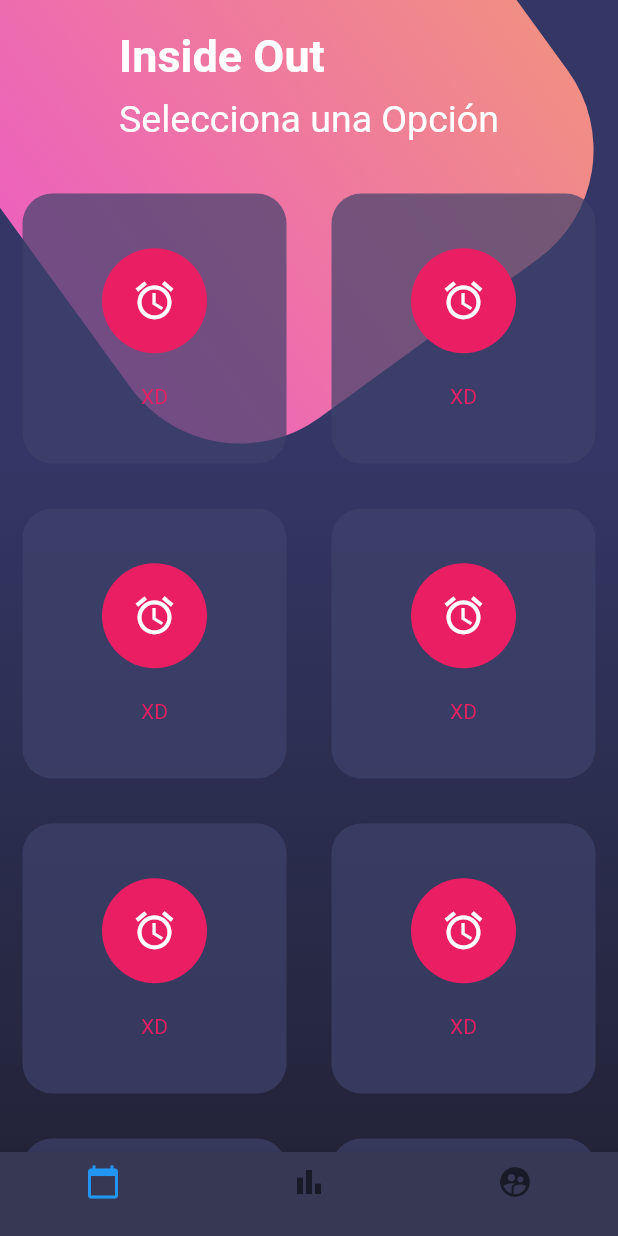
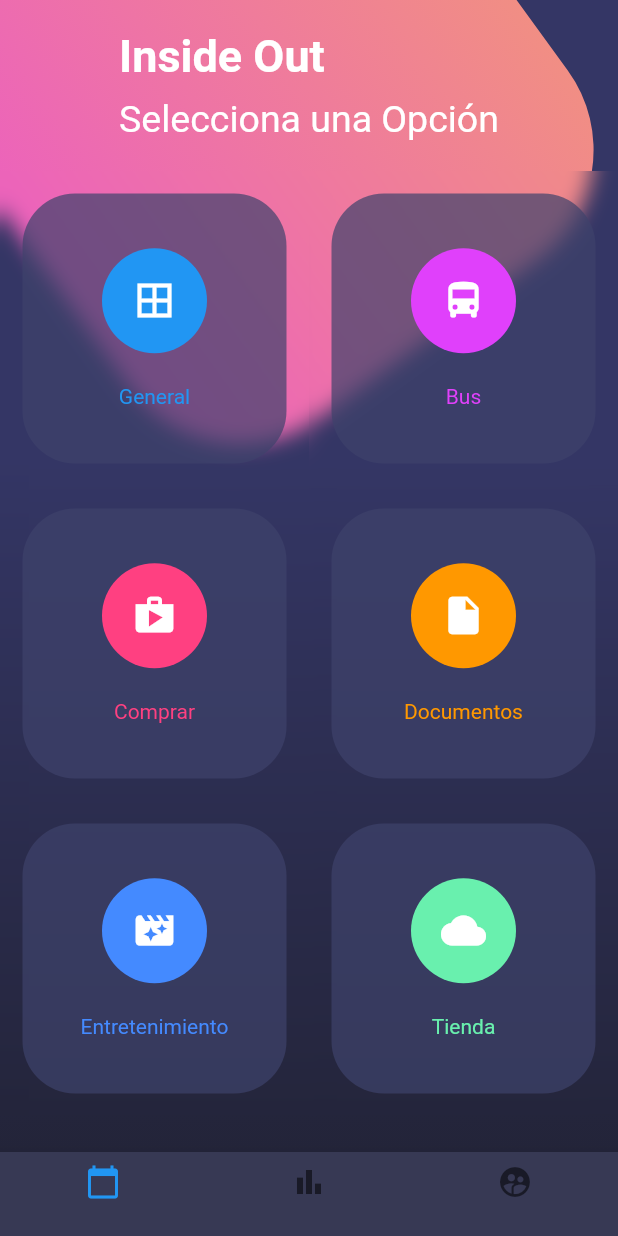
Before and after one commit to Scormeet/InsideOut, a Flutter app: the screen it shows after launch, on a phone screen of 412 x 824 dp. Run offline on Flutter 3.47's test engine with Material 2 defaults, Android fonts, the phone set to English and light mode, and no system bars.

Commit message:
Diseño Main Menu

```diff
--- a/lib/src/pages/mainmenu_page.dart
+++ b/lib/src/pages/mainmenu_page.dart
@@ -1,4 +1,5 @@
 import 'dart:math';
+import 'dart:ui';
 
 import 'package:flutter/material.dart';
 
@@ -120,52 +121,52 @@ class MainMenuPage extends StatelessWidget {
       children: [
         TableRow(
           children: [
-            _crearBotonRedondeado(),
-            _crearBotonRedondeado(),
+            _crearBotonRedondeado(Colors.blue, Icons.border_all, 'General'),
+            _crearBotonRedondeado(Colors.purpleAccent, Icons.directions_bus, 'Bus'),
           ]
         ),
         TableRow(
           children: [
-            _crearBotonRedondeado(),
-            _crearBotonRedondeado(),
+            _crearBotonRedondeado(Colors.pinkAccent, Icons.shop, 'Comprar'),
+            _crearBotonRedondeado(Colors.orange, Icons.insert_drive_file, 'Documentos'),
           ]
         ),
         TableRow(
           children: [
-            _crearBotonRedondeado(),
-            _crearBotonRedondeado(),
-          ]
-        ),
-        TableRow(
-          children: [
-            _crearBotonRedondeado(),
-            _crearBotonRedondeado(),
+            _crearBotonRedondeado(Colors.blueAccent, Icons.movie_filter, 'Entretenimiento'),
+            _crearBotonRedondeado(Colors.greenAccent, Icons.cloud, 'Tienda'),
           ]
         )
       ],
     );
   }
 
-  Widget _crearBotonRedondeado(){
-    return Container(
+  Widget _crearBotonRedondeado(Color color, IconData icono, String texto){
+
+    return ClipRect(
+      child: BackdropFilter(
+        filter: ImageFilter.blur(sigmaX: 7.0, sigmaY: 7.0),
+        child: Container(
           height: 180.0,
           margin: EdgeInsets.all(15.0),
           decoration: BoxDecoration(
             color: Color.fromRGBO(62, 66, 107, 0.70),
-        borderRadius: BorderRadius.circular(20.0)
+            borderRadius: BorderRadius.circular(35.0)
           ),
           child: Column(
             mainAxisAlignment: MainAxisAlignment.spaceAround,
             children: <Widget>[
               SizedBox(height: 5.0),
               CircleAvatar(
-            backgroundColor: Colors.pink,
+                backgroundColor: color,
                 radius: 35.0,
-            child: Icon(Icons.access_alarms, color: Colors.white, size: 30.0)
+                child: Icon(icono, color: Colors.white, size: 30.0)
               ),
-          Text('XD', style: TextStyle(color: Colors.pink),),
+              Text(texto, style: TextStyle(color: color),),
               SizedBox(height: 5.0),
             ],
+          ),
+        ),
       ),
     );
   }
```
Lines whose indentation alone changed are shown as unchanged.
